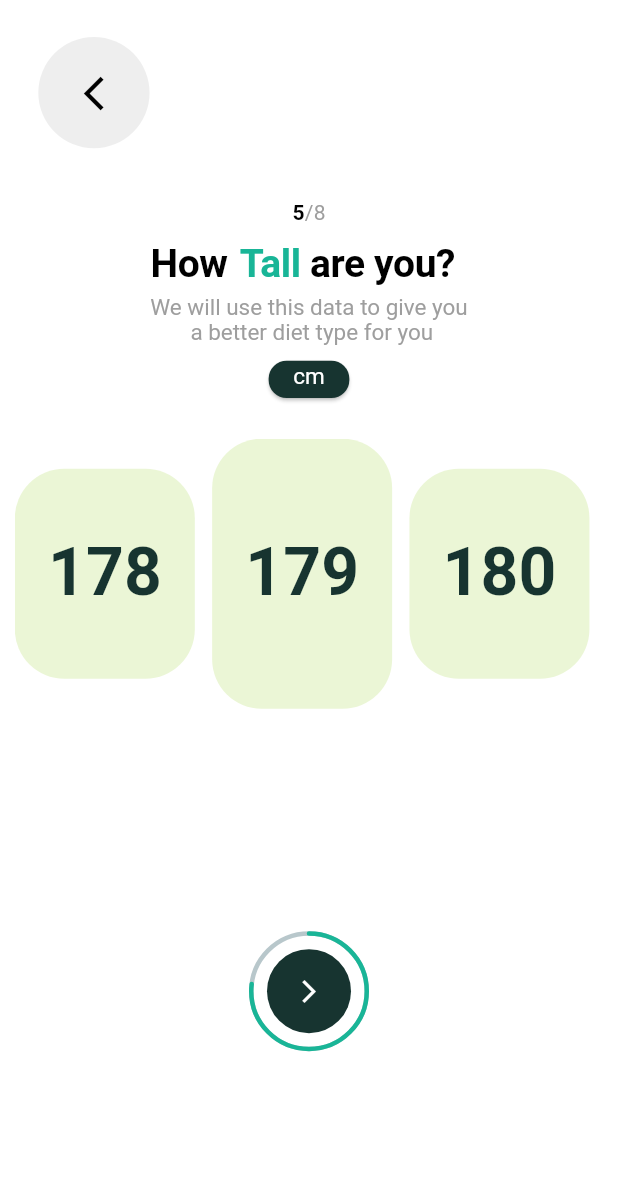
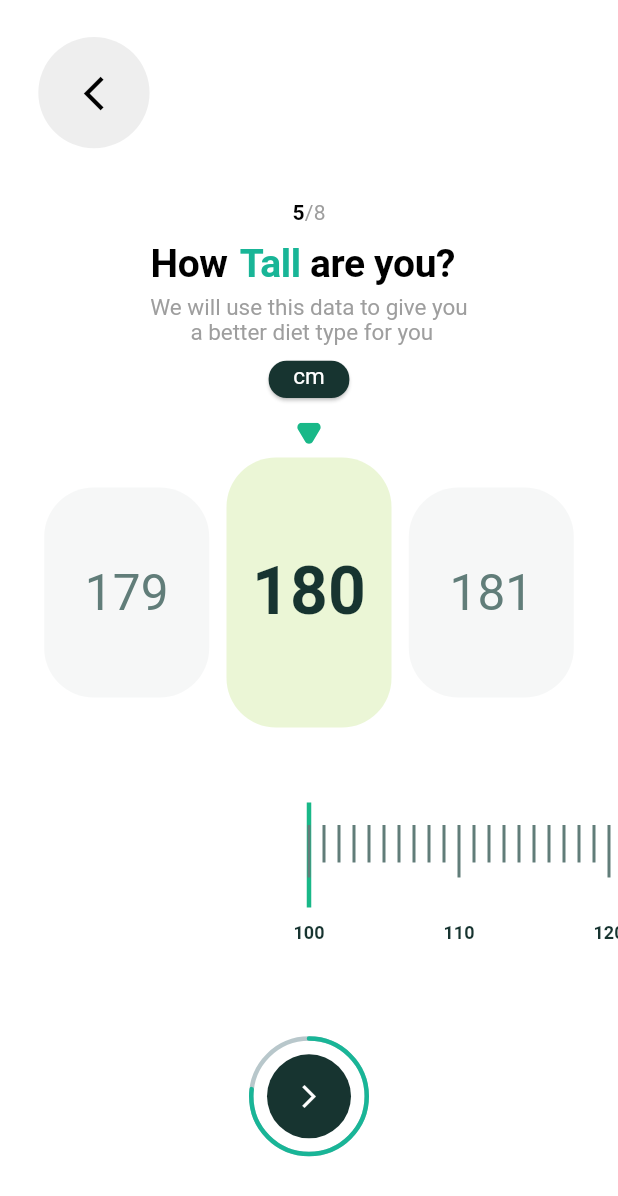
Before and after one commit to Ahmad-Hassan-St/nutri_flex, a Flutter app: the HeightScreen screen opened directly, on a phone screen of 412 x 824 dp. Shown: the top 1196 px of the screen. Run offline on Flutter 3.47's test engine with Material 3 defaults, Android fonts, the phone set to English and light mode, and no system bars; drawn by our look-alikes of percent_indicator; our stand-ins replace flutter_svg, local_auth, slide_to_act; Roboto replaces fonts that are missing (Zen Kaku Gothic Antique).

Commit message:
Height screen is ready

```diff
--- /dev/null
+++ b/lib/components/Frequency_slider.dart
@@ -0,0 +1,154 @@
+import 'dart:async';
+
+import 'package:flutter/material.dart';
+import 'dart:math' as math;
+
+import 'package:lifefit/constants/colors.dart';
+
+class RadioFrequencySlider extends StatefulWidget {
+  final void Function(double) onValueChanged;
+  double currentVal = 100.0; // Initial value
+  double minCurrentVal = 100.0; // Minimum value (scaled to 100)
+  double maxCurrentVal = 200.0;
+
+  RadioFrequencySlider({
+    super.key,
+    required this.onValueChanged,
+    this.currentVal=100,
+    this.minCurrentVal=100,
+    this.maxCurrentVal=200,
+  });
+
+  @override
+  _RadioFrequencySliderState createState() => _RadioFrequencySliderState();
+}
+
+class _RadioFrequencySliderState extends State<RadioFrequencySlider> {
+  double _currentVal = 100.0; // Initial value
+  double _minCurrentVal = 100.0; // Minimum value (scaled to 100)
+  double _maxCurrentVal = 200.0; // Maximum value (scaled to 200)
+  double _ratio = 10; // Ratio for drawing ticks
+  late double _touchStart; // Touch start position
+  late double _touchEnd; // Current touch position
+
+  @override
+  Widget build(BuildContext context) {
+    return Column(
+      children: [
+        GestureDetector(
+          onHorizontalDragStart: (details) {
+            setState(() {
+              _touchStart = details.localPosition.dx;
+              _touchEnd = _currentVal;
+            });
+          },
+          onHorizontalDragUpdate: (details) {
+            double delta = details.localPosition.dx - _touchStart;
+            double currentVal = _touchEnd -
+                (delta /
+                    (_maxCurrentVal - _minCurrentVal) *
+                    (_maxCurrentVal - _minCurrentVal));
+            _currentVal = currentVal.clamp(_minCurrentVal, _maxCurrentVal);
+            setState(() {
+              widget.onValueChanged(_currentVal);
+            });
+          },
+          child: Container(
+            padding: EdgeInsets.symmetric(horizontal: 20),
+            child: CustomPaint(
+              size: Size(double.infinity, 140),
+              painter: FrequencyRulerPainter(
+                currentVal: _currentVal,
+                minCurrentVal: _minCurrentVal,
+                maxCurrentVal: _maxCurrentVal,
+                ratio: _ratio,
+              ),
+            ),
+          ),
+        ),
+        // Text(_currentVal.toInt().toString(),style: Theme.of(context).textTheme.displayLarge,),
+      ],
+    );
+  }
+}
+
+class FrequencyRulerPainter extends CustomPainter {
+  final double currentVal;
+  final double minCurrentVal;
+  final double maxCurrentVal;
+  final double ratio;
+
+  FrequencyRulerPainter({
+    required this.currentVal,
+    required this.minCurrentVal,
+    required this.maxCurrentVal,
+    required this.ratio,
+  });
+
+  @override
+  void paint(Canvas canvas, Size size) {
+    final Paint linePaint = Paint()
+      ..color = greyColor
+      ..strokeWidth = 2.0;
+
+    final double centerX = size.width / 2;
+    final double centerY = size.height / 2;
+    final Paint centerLinePaint = Paint()
+      ..color = greenColor
+      ..strokeWidth = 3.0;
+    // Draw center line
+    canvas.drawLine(Offset(centerX, centerY - 20),
+        Offset(centerX, centerY + 50), centerLinePaint);
+
+    // Draw tick marks and labels
+    for (double i = minCurrentVal; i <= maxCurrentVal; i += 1) {
+      final double x = centerX + (i - currentVal) * ratio;
+      final double y1 = centerY - 5;
+      final double y2 = centerY + (i % ratio == 0 ? 30 : 20);
+
+      // Draw tick mark
+      canvas.drawLine(Offset(x, y1), Offset(x, y2), linePaint);
+
+      // Draw label
+      if (i % ratio == 0) {
+        final text = (i > 100 ? (i / ratio).toStringAsFixed(0) : '100');
+        TextSpan span = TextSpan(
+            style: const TextStyle(color: Colors.white, fontSize: 12),
+            text: text);
+        TextPainter tp = TextPainter(
+            text: span,
+            textAlign: TextAlign.center,
+            textDirection: TextDirection.ltr);
+        tp.layout();
+        tp.paint(canvas, Offset(x - tp.width / 2, centerY + 60));
+      }
+    }
+
+    for (double i = minCurrentVal; i <= maxCurrentVal; i += 10) {
+      // Draw labels every 10 units
+      final double x = centerX + (i - currentVal) * ratio;
+      final double labelY = centerY + 60;
+      // Draw label
+      final text = (i).toStringAsFixed(0);
+      TextSpan span = TextSpan(
+          style: const TextStyle(
+            color: secondaryDarkGreen,
+            fontSize: 12,
+            fontFamily: "Zen Kaku Gothic Antique",
+            fontWeight: FontWeight.w700,
+          ),
+          text: text);
+      TextPainter tp = TextPainter(
+          text: span,
+          textAlign: TextAlign.center,
+          textDirection: TextDirection.ltr);
+      tp.layout();
+      tp.paint(canvas, Offset(x - tp.width / 2, labelY));
+    }
+  }
+
+  @override
+  bool shouldRepaint(covariant CustomPainter oldDelegate) {
+    return false;
+  }
+}
--- /dev/null
+++ b/lib/components/number_container_widget.dart
@@ -0,0 +1,47 @@
+import 'package:flutter/material.dart';
+
+import '../constants/colors.dart';
+
+class NumberContainerWidget extends StatelessWidget {
+  double? height;
+  double? width;
+  double dynamicPadding;
+  Size screenSize;
+  int text;
+  Color? color;
+  TextStyle? style;
+
+  NumberContainerWidget({
+    super.key,
+    required this.screenSize,
+    required this.text,
+    required this.dynamicPadding,
+    this.height = 140,
+    this.width = 110,
+    this.color = softGrey,
+    this.style,
+  });
+
+  @override
+  Widget build(BuildContext context) {
+    return Container(
+      height: height,
+      width: width,
+      decoration: BoxDecoration(
+        color: color,
+        borderRadius: BorderRadius.circular(screenSize.height * 0.04),
+      ),
+      child: Padding(
+        padding: EdgeInsets.symmetric(
+          horizontal: dynamicPadding,
+        ),
+        child: Center(
+          child: Text(
+            text.toString(),
+            style: style,
+          ),
+        ),
+      ),
+    );
+  }
+}
--- a/lib/constants/colors.dart
+++ b/lib/constants/colors.dart
@@ -7,6 +7,8 @@ const Color containerWhiteColor=Color(0xFFB8C7CB);
 const Color blackColor= Color(0xFF000000);
 const Color greyColor=Color(0xFF617D79);
 const Color greenColor=Color(0xFF19b888);
+const Color softGrey=Color(0xFFF6F7F7);
+const Color limeGreen=Color(0xffebf6d6);
 
 const List<Color> gradientColor=[
   Color(0xFF4AC056),
--- a/lib/main.dart
+++ b/lib/main.dart
@@ -1,4 +1,5 @@
 import 'package:flutter/material.dart';
+import 'package:lifefit/screens/account_setup/date_of_birth_screen.dart';
 import 'package:lifefit/screens/account_setup/height_screen.dart';
 import 'package:lifefit/screens/goal_screen.dart';
 import 'package:lifefit/screens/home_feed_screen.dart';
@@ -20,7 +21,7 @@ class MyApp extends StatelessWidget {
       child: MaterialApp(
         debugShowCheckedModeBanner: false,
         theme: appTheme,
-        home:   RadioFrequencySlider(),
+        home:   HeightScreen(),
       ),
     );
   }
--- a/lib/screens/account_setup/date_of_birth_screen.dart
+++ b/lib/screens/account_setup/date_of_birth_screen.dart
@@ -63,7 +63,7 @@ class _DateBirthScreenState extends State<DateBirthScreen> {
                   ],
                 ),
               ),
-              SizedBox(height: 30,),
+              const SizedBox(height: 30,),
               const Row(
                 mainAxisAlignment: MainAxisAlignment.center,
                 children: [
@@ -112,7 +112,7 @@ class _DateBirthScreenState extends State<DateBirthScreen> {
               SizedBox(height: screenHeight * 0.15),
               SetupAccount_TextfieldWidget(
                 textAlign: TextAlign.center,
-                containerColor: Color((0xffebf6d6)),
+                containerColor: const Color((0xffebf6d6)),
                 contentPadding: EdgeInsets.symmetric(
                   vertical: screenHeight * 0.045,
                   horizontal: screenWidth * 0.05,
--- a/lib/screens/account_setup/height_screen.dart
+++ b/lib/screens/account_setup/height_screen.dart
@@ -3,17 +3,27 @@ import 'package:flutter/material.dart';
 import 'package:flutter_svg/svg.dart';
 import 'package:lifefit/screens/account_setup/date_of_birth_screen.dart';
 import 'package:lifefit/screens/account_setup/goal_screenn.dart';
+import 'package:lifefit/screens/goal_screen.dart';
 
+import '../../components/Frequency_slider.dart';
+import '../../components/number_container_widget.dart';
 import '../../components/onBoardcontainer.dart';
 import '../../constants/colors.dart';
 
-class HeightScreen extends StatelessWidget {
+class HeightScreen extends StatefulWidget {
   HeightScreen({super.key});
 
+  @override
+  State<HeightScreen> createState() => _HeightScreenState();
+}
+
+class _HeightScreenState extends State<HeightScreen> {
   final List<Map<String, dynamic>> goals = [
     {"text": "Male", "imagePath": "assets/icons/male.svg"},
     {"text": "Female", "imagePath": "assets/icons/female.svg"},
   ];
+
+  int height = 180;
 
   @override
   Widget build(BuildContext context) {
@@ -150,108 +160,60 @@ class HeightScreen extends StatelessWidget {
                 ),
               ),
             ),
-            SizedBox(height: screenSize.height * 0.028),
+            SizedBox(height: screenSize.height * 0.015),
+            SvgPicture.asset("assets/shapes/polygon.svg"),
+            SizedBox(height: screenSize.height * 0.01),
+
             Padding(
               padding: EdgeInsets.symmetric(
                 horizontal: dynamicPadding,
               ),
-              child: SingleChildScrollView(
-                scrollDirection: Axis.horizontal,
               child: Row(
+                mainAxisAlignment: MainAxisAlignment.center,
                 children: [
-                    Container(
-                      height: 140,
-                      width: 120,
-                      decoration: BoxDecoration(
-                        color: const Color(0xffebf6d6),
-                        borderRadius:
-                            BorderRadius.circular(screenSize.height * 0.04),
-                      ),
-                      child: Padding(
-                        padding: EdgeInsets.symmetric(
-                          horizontal: dynamicPadding,
-                        ),
-                        child: Center(
-                          child: Text(
-                            "178",
-                            style: Theme.of(context).textTheme.labelLarge,
-                          ),
-                        ),
+                  NumberContainerWidget(
+                    screenSize: screenSize,
+                    text: height - 1,
+                    dynamicPadding: dynamicPadding,
+                    style: Theme.of(context).textTheme.labelLarge!.copyWith(
+                          fontSize: 33,
+                          fontWeight: FontWeight.w400,
+                          color: greyColor,
                         ),
                   ),
                   SizedBox(width: screenSize.width * 0.028),
-
-                    Container(
+                  NumberContainerWidget(
+                    screenSize: screenSize,
+                    text: height,
+                    dynamicPadding: dynamicPadding,
                     height: 180,
-                      width: 120,
-                      decoration: BoxDecoration(
-                        color: const Color(0xffebf6d6),
-                        borderRadius:
-                        BorderRadius.circular(screenSize.height * 0.04),
-                      ),
-                      child: Padding(
-                        padding: EdgeInsets.symmetric(
-                          horizontal: dynamicPadding,
-                        ),
-                        child: Center(
-                          child: Text(
-                            "179",
+                    color: limeGreen,
                     style: Theme.of(context).textTheme.labelLarge,
-                          ),
-                        ),
-                      ),
                   ),
                   SizedBox(width: screenSize.width * 0.028),
 
-                    Container(
-                      height: 140,
-                      width: 120,
-                      decoration: BoxDecoration(
-                        color: const Color(0xffebf6d6),
-                        borderRadius:
-                        BorderRadius.circular(screenSize.height * 0.04),
-                      ),
-                      child: Padding(
-                        padding: EdgeInsets.symmetric(
-                          horizontal: dynamicPadding,
-                        ),
-                        child: Center(
-                          child: Text(
-                            "180",
-                            style: Theme.of(context).textTheme.labelLarge,
+                  NumberContainerWidget(
+                    screenSize: screenSize,
+                    text: ++height,
+                    dynamicPadding: dynamicPadding,
+                    style: Theme.of(context).textTheme.labelLarge!.copyWith(
+                      fontSize: 33,
+                      fontWeight: FontWeight.w400,
+                      color: greyColor,
                     ),
                   ),
-                      ),
-                    ),
-                    SizedBox(width: screenSize.width * 0.028),
-
-                    Container(
-                      height: 140,
-                      width: 120,
-                      decoration: BoxDecoration(
-                        color: const Color(0xffebf6d6),
-                        borderRadius:
-                        BorderRadius.circular(screenSize.height * 0.04),
-                      ),
-                      child: Padding(
-                        padding: EdgeInsets.symmetric(
-                          horizontal: dynamicPadding,
-                        ),
-                        child: Center(
-                          child: Text(
-                            "181",
-                            style: Theme.of(context).textTheme.labelLarge,
-                          ),
-                        ),
-                      ),
-                    ),
-
-
                 ],
               ),
             ),
+            RadioFrequencySlider(
+              onValueChanged: (value) {
+                setState(() {
+                  height = value.toInt();
+                });
+                print("Current value: $value");
+              },
             ),
-            SizedBox(height: screenSize.height * 0.18),
+            SizedBox(height: screenSize.height * 0.08),
             FloatingActionButtonProgressWidget(
               progress: 0.77,
               onpressed: () {
@@ -262,7 +224,8 @@ class HeightScreen extends StatelessWidget {
                   ),
                 );
               },
-                icon: Icons.arrow_forward_ios_outlined)
+              icon: Icons.arrow_forward_ios_outlined,
+            ),
           ],
         ),
       ),
--- a/lib/utils/app_theme.dart
+++ b/lib/utils/app_theme.dart
@@ -35,6 +35,7 @@ ThemeData appTheme = ThemeData(
       fontWeight: FontWeight.bold,
     ),
   ),
-    elevatedButtonTheme: ElevatedButtonThemeData(),
+  // elevatedButtonTheme: ElevatedButtonThemeData(),
   iconTheme: IconThemeData(),
-    floatingActionButtonTheme: FloatingActionButtonThemeData());
+  floatingActionButtonTheme: FloatingActionButtonThemeData(),
+);
--- a/pubspec.yaml
+++ b/pubspec.yaml
@@ -67,6 +67,7 @@ flutter:
   assets:
    - assets/images/
    - assets/icons/
+   - assets/shapes/
 
   #   - images/a_dot_ham.jpeg
 
```
Also changed, not shown: lib/screens/goal_screen.dart (deleted, +0 -147 lines), assets/shapes/polygon.svg (added). Lines whose indentation alone changed are shown as unchanged.
